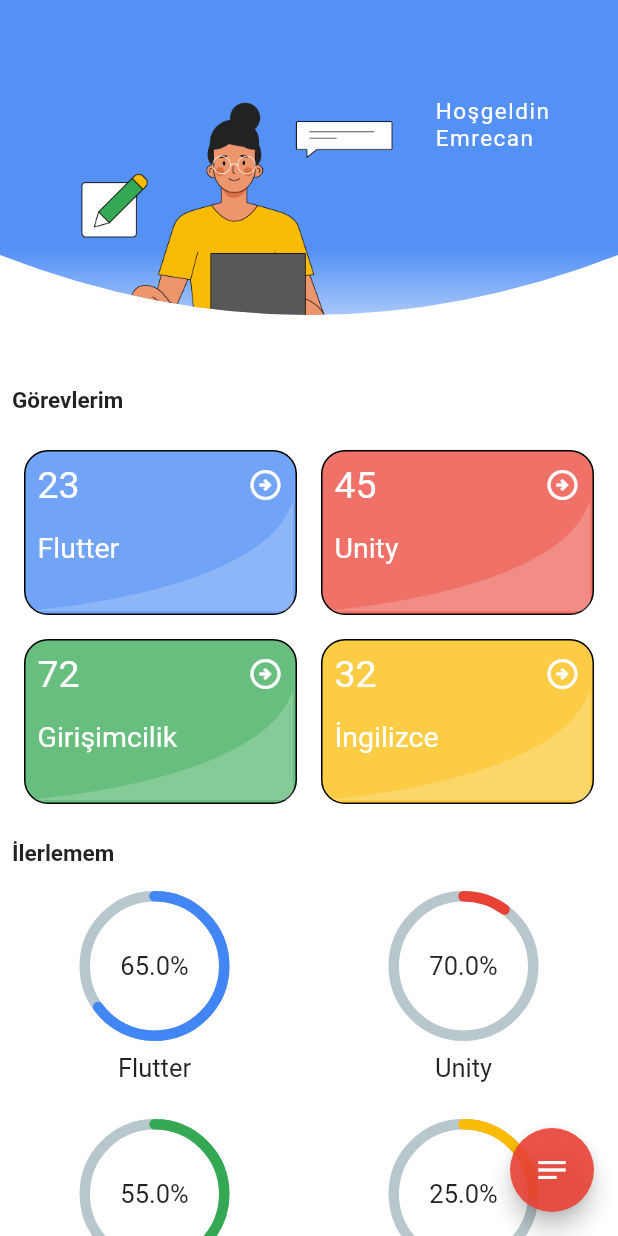
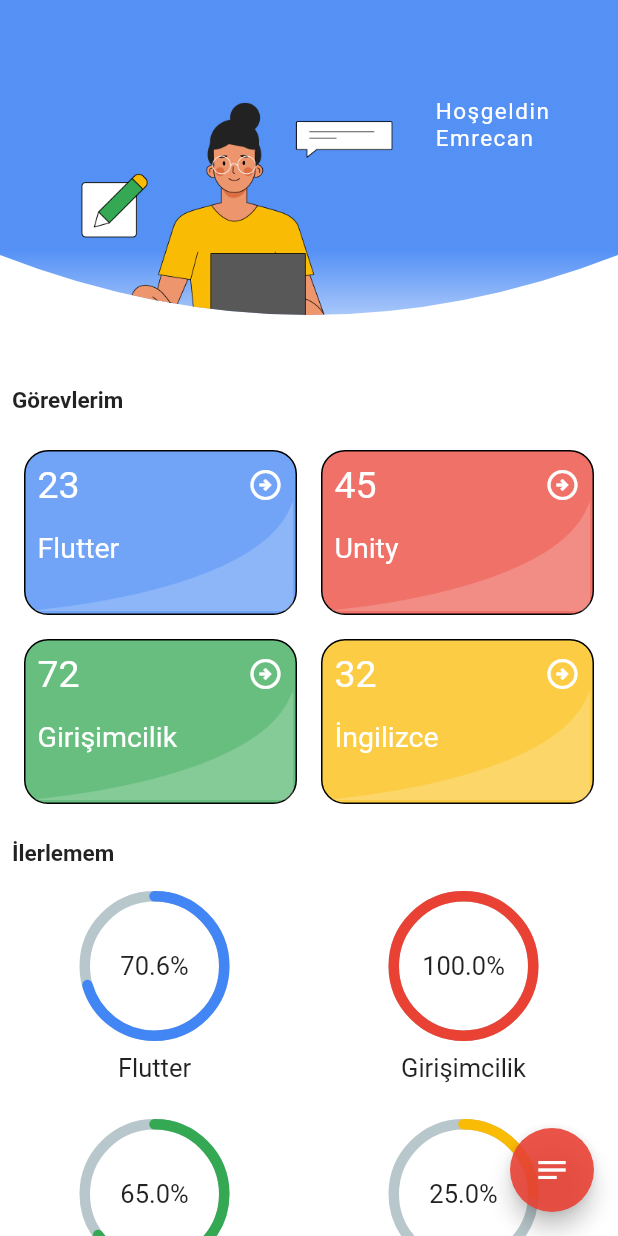
Before and after one commit to mersieS/app_jam, a Flutter app: the screen it shows after launch, on a phone screen of 412 x 824 dp. Run offline on Flutter 3.47's test engine with Material 2 defaults, Android fonts, the phone set to English and light mode, and no system bars; drawn by our look-alikes of percent_indicator; our stand-ins replace get; missing offline and left inert: appbar_animated; Roboto replaces fonts that are missing (VarelaRound).

Commit message:
Circular percents temizlendi

```diff
--- a/app_jam/flutter_application_1/lib/circular_percents.dart
+++ b/app_jam/flutter_application_1/lib/circular_percents.dart
@@ -1,3 +1,6 @@
+
+
+import 'package:flutter/foundation.dart';
 import 'package:flutter/material.dart';
 import 'package:percent_indicator/circular_percent_indicator.dart';
 
@@ -20,51 +23,11 @@ class _CircularPercentsState extends State<CircularPercents> {
             children: [
               Padding(
                 padding: const EdgeInsets.all(8.0),
-                child: CircularPercentIndicator(
-                  radius: 50.0,
-                  lineWidth: 7.0,
-                  animation: true,
-                  percent: 0.65,
-                  center: Text(
-                    "65.0%",
-                    style: TextStyle(
-                        fontFamily: 'VarelaRound', fontSize: 17.0),
-                  ),
-                  footer: Padding(
-                    padding: const EdgeInsets.all(8.0),
-                    child: Text(
-                      "Flutter",
-                      style: TextStyle(
-                          fontFamily: 'VarelaRound', fontSize: 17.0),
-                    ),
-                  ),
-                  circularStrokeCap: CircularStrokeCap.round,
-                  progressColor: Color(0xff4285f4),
-                ),
+                child: CircularPercentManager(name: "Flutter", yuzde: 70.6, renk: Color(0xff4285f4))
               ),
               Padding(
                 padding: const EdgeInsets.all(8.0),
-                child: CircularPercentIndicator(
-                  radius: 50.0,
-                  lineWidth: 7.0,
-                  animation: true,
-                  percent: 0.55,
-                  center: Text(
-                    "55.0%",
-                    style: TextStyle(
-                        fontFamily: 'VarelaRound', fontSize: 17.0),
-                  ),
-                  footer: Padding(
-                    padding: const EdgeInsets.all(8.0),
-                    child: Text(
-                      "Girişimcilik",
-                      style: TextStyle(
-                          fontFamily: 'VarelaRound', fontSize: 17.0),
-                    ),
-                  ),
-                  circularStrokeCap: CircularStrokeCap.round,
-                  progressColor: Color(0xff34a853),
-                ),
+                child: CircularPercentManager(name: "Unity", yuzde: 65.0, renk: Color(0xff34a853))
               ),
             ],
           ),
@@ -74,51 +37,11 @@ class _CircularPercentsState extends State<CircularPercents> {
             children: [
               Padding(
                 padding: const EdgeInsets.all(8.0),
-                child: CircularPercentIndicator(
-                  radius: 50.0,
-                  lineWidth: 7.0,
-                  animation: true,
-                  percent: 0.1,
-                  center: Text(
-                    "70.0%",
-                    style: TextStyle(
-                        fontFamily: 'VarelaRound', fontSize: 17.0),
-                  ),
-                  footer: Padding(
-                    padding: const EdgeInsets.all(8.0),
-                    child: Text(
-                      "Unity",
-                      style: TextStyle(
-                          fontFamily: 'VarelaRound', fontSize: 17.0),
-                    ),
-                  ),
-                  circularStrokeCap: CircularStrokeCap.round,
-                  progressColor: Color(0xffe94235),
-                ),
+                child: CircularPercentManager(name: "Girişimcilik", yuzde: 100,renk: Color(0xffe94235))
               ),
               Padding(
                 padding: const EdgeInsets.all(8.0),
-                child: CircularPercentIndicator(
-                  radius: 50.0,
-                  lineWidth: 7.0,
-                  animation: true,
-                  percent: 0.25,
-                  center: Text(
-                    "25.0%",
-                    style: TextStyle(
-                        fontFamily: 'VarelaRound', fontSize: 17.0),
-                  ),
-                  footer: Padding(
-                    padding: const EdgeInsets.all(8.0),
-                    child: Text(
-                      "İngilizce",
-                      style: TextStyle(
-                          fontFamily: 'VarelaRound', fontSize: 17.0),
-                    ),
-                  ),
-                  circularStrokeCap: CircularStrokeCap.round,
-                  progressColor: Color(0xfffabb05),
-                ),
+                child: CircularPercentManager(name: "İngilizce", yuzde: 25, renk: Color(0xfffabb05),)
               ),
             ],
           ),
@@ -127,3 +50,45 @@ class _CircularPercentsState extends State<CircularPercents> {
     );
   }
 }
+
+class CircularPercentManager extends StatelessWidget {
+  double yuzde;
+  String name;
+  Color renk;
+
+  CircularPercentManager({
+    required this.name,
+    required this.yuzde,
+    required this.renk
+  });
+
+  @override
+  Widget build(BuildContext context) {
+    return CircularPercentIndicator(
+                  radius: 50.0,
+                  lineWidth: 7.0,
+                  animation: true,
+                  percent: yuzde/100,
+                  center: Text(
+                    "$yuzde%",
+                    style: TextStyle(
+                        fontFamily: 'VarelaRound', fontSize: 17.0),
+                  ),
+                  footer: Padding(
+                    padding: const EdgeInsets.all(8.0),
+                    child: Text(
+                      name,
+                      style: TextStyle(
+                          fontFamily: 'VarelaRound', fontSize: 17.0),
+                    ),
+                  ),
+                  circularStrokeCap: CircularStrokeCap.round,
+                  progressColor: renk,
+                );
+  }
+  @override
+  void debugFillProperties(DiagnosticPropertiesBuilder properties) {
+    super.debugFillProperties(properties);
+    properties.add(StringProperty('name', name));
+  }
+}
```
